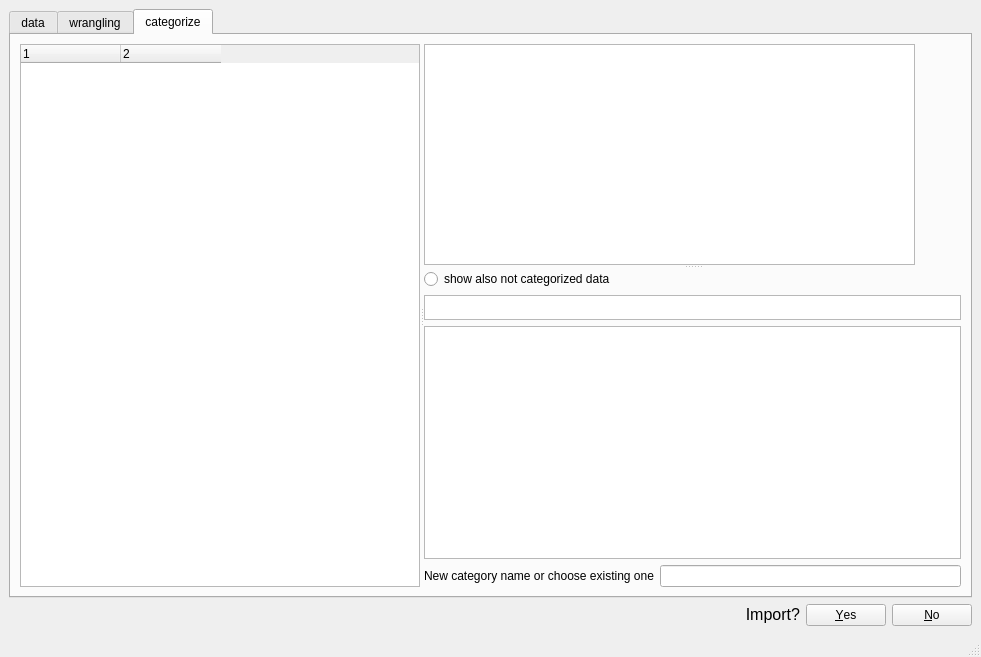
Old version of the form qt_gui/main_window.ui in the repository zielaskowski/banking.
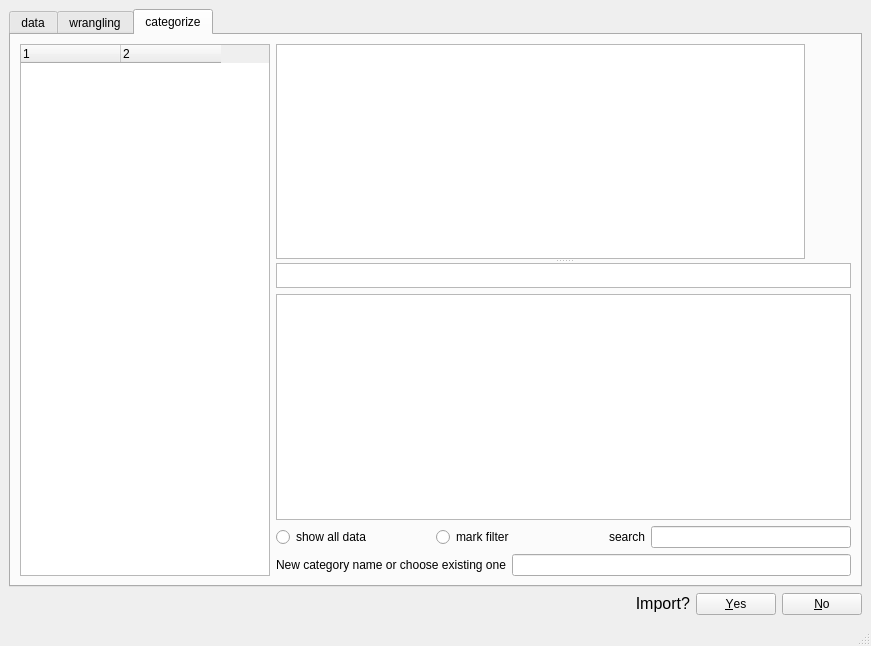
New version of the form. The open tabs and pages were chosen to show the change. Icons and pictures are not drawn.

Commit message: chnaged DB to QTableView

```diff
--- a/qt_gui/main_window.ui
+++ b/qt_gui/main_window.ui
@@ -6,8 +6,8 @@
    <rect>
     <x>0</x>
     <y>0</y>
-    <width>981</width>
-    <height>657</height>
+    <width>871</width>
+    <height>646</height>
    </rect>
   </property>
   <property name="sizePolicy">
@@ -42,7 +42,7 @@
        </size>
       </property>
       <property name="currentIndex">
-       <number>0</number>
+       <number>2</number>
       </property>
       <widget class="QWidget" name="data">
        <property name="sizePolicy">
@@ -203,39 +203,76 @@
        <attribute name="title">
         <string>wrangling</string>
        </attribute>
-       <layout class="QHBoxLayout" name="horizontalLayout_3">
+       <layout class="QVBoxLayout" name="verticalLayout_8">
         <item>
          <widget class="QSplitter" name="splitter_3">
           <property name="orientation">
            <enum>Qt::Vertical</enum>
           </property>
+          <widget class="QWidget" name="layoutWidget">
+           <layout class="QHBoxLayout" name="horizontalLayout_3">
+            <item>
           <widget class="QTableWidget" name="trans_view"/>
-          <widget class="QTableWidget" name="DB_trans_view"/>
-         </widget>
         </item>
         <item>
-         <widget class="QPushButton" name="pushButton">
+             <layout class="QVBoxLayout" name="verticalLayout_7">
+              <item>
+               <widget class="QPushButton" name="addTrans_btn">
           <property name="sizePolicy">
-           <sizepolicy hsizetype="Fixed" vsizetype="Expanding">
+                 <sizepolicy hsizetype="Minimum" vsizetype="Expanding">
             <horstretch>0</horstretch>
             <verstretch>0</verstretch>
            </sizepolicy>
           </property>
-          <property name="minimumSize">
+                <property name="text">
+                 <string/>
+                </property>
+                <property name="icon">
+                 <iconset resource="res.qrc">
+                  <normaloff>:/icons/resources/add.png</normaloff>:/icons/resources/add.png</iconset>
+                </property>
+                <property name="iconSize">
            <size>
-            <width>10</width>
-            <height>50</height>
-           </size>
-          </property>
+                  <width>20</width>
+                  <height>20</height>
+                 </size>
+                </property>
+                <property name="flat">
+                 <bool>true</bool>
+                </property>
+               </widget>
+              </item>
+              <item>
+               <widget class="QPushButton" name="rmTrans_btn">
+                <property name="sizePolicy">
+                 <sizepolicy hsizetype="Minimum" vsizetype="Expanding">
+                  <horstretch>0</horstretch>
+                  <verstretch>0</verstretch>
+                 </sizepolicy>
+                </property>
           <property name="text">
-           <string>new</string>
-          </property>
+                 <string/>
+                </property>
+                <property name="icon">
+                 <iconset resource="res.qrc">
+                  <normaloff>:/icons/resources/delete-512.png</normaloff>:/icons/resources/delete-512.png</iconset>
+                </property>
           <property name="iconSize">
            <size>
-            <width>0</width>
-            <height>0</height>
-           </size>
-          </property>
+                  <width>20</width>
+                  <height>20</height>
+                 </size>
+                </property>
+                <property name="flat">
+                 <bool>true</bool>
+                </property>
+               </widget>
+              </item>
+             </layout>
+            </item>
+           </layout>
+          </widget>
+          <widget class="QTableView" name="DB_trans_view"/>
          </widget>
         </item>
        </layout>
@@ -244,12 +281,8 @@
        <attribute name="title">
         <string>categorize</string>
        </attribute>
-       <layout class="QVBoxLayout" name="verticalLayout_6">
+       <layout class="QHBoxLayout" name="horizontalLayout_7">
         <item>
-         <widget class="QSplitter" name="splitter_2">
-          <property name="orientation">
-           <enum>Qt::Horizontal</enum>
-          </property>
           <widget class="QTreeWidget" name="tree_db">
            <property name="sizePolicy">
             <sizepolicy hsizetype="Minimum" vsizetype="Expanding">
@@ -263,6 +296,12 @@
              <height>0</height>
             </size>
            </property>
+          <property name="maximumSize">
+           <size>
+            <width>250</width>
+            <height>16777215</height>
+           </size>
+          </property>
            <property name="contextMenuPolicy">
             <enum>Qt::ActionsContextMenu</enum>
            </property>
@@ -286,6 +325,8 @@
             </property>
            </column>
           </widget>
+        </item>
+        <item>
           <widget class="QSplitter" name="splitter">
            <property name="orientation">
             <enum>Qt::Vertical</enum>
@@ -355,13 +396,6 @@
            </widget>
            <widget class="QWidget" name="layoutWidget">
             <layout class="QVBoxLayout" name="verticalLayout_5">
-             <item>
-              <widget class="QRadioButton" name="also_not_cat">
-               <property name="text">
-                <string>show also not categorized data</string>
-               </property>
-              </widget>
-             </item>
              <item>
               <widget class="QTableWidget" name="group_view">
                <property name="sizePolicy">
@@ -385,14 +419,57 @@
               </widget>
              </item>
              <item>
-              <widget class="QTableWidget" name="DB_cat_view">
-               <property name="sizePolicy">
-                <sizepolicy hsizetype="Expanding" vsizetype="Expanding">
-                 <horstretch>1</horstretch>
-                 <verstretch>0</verstretch>
-                </sizepolicy>
-               </property>
-              </widget>
+             <widget class="QTableView" name="DB_cat_view"/>
+            </item>
+            <item>
+             <layout class="QHBoxLayout" name="horizontalLayout_5">
+              <item>
+               <widget class="QRadioButton" name="also_not_cat">
+                <property name="text">
+                 <string>show all data</string>
+                </property>
+                <property name="autoExclusive">
+                 <bool>false</bool>
+                </property>
+               </widget>
+              </item>
+              <item>
+               <widget class="QRadioButton" name="markGrp">
+                <property name="text">
+                 <string>mark filter</string>
+                </property>
+                <property name="autoExclusive">
+                 <bool>false</bool>
+                </property>
+               </widget>
+              </item>
+              <item>
+               <widget class="QLabel" name="label_2">
+                <property name="maximumSize">
+                 <size>
+                  <width>50</width>
+                  <height>16777215</height>
+                 </size>
+                </property>
+                <property name="text">
+                 <string>search</string>
+                </property>
+                <property name="alignment">
+                 <set>Qt::AlignRight|Qt::AlignTrailing|Qt::AlignVCenter</set>
+                </property>
+               </widget>
+              </item>
+              <item>
+               <widget class="QLineEdit" name="search">
+                <property name="maximumSize">
+                 <size>
+                  <width>200</width>
+                  <height>16777215</height>
+                 </size>
+                </property>
+               </widget>
+              </item>
+             </layout>
              </item>
              <item>
               <layout class="QHBoxLayout" name="horizontalLayout_6">
@@ -409,7 +486,6 @@
               </layout>
              </item>
             </layout>
-           </widget>
           </widget>
          </widget>
         </item>
```
Lines whose indentation alone changed are shown as unchanged. The commit also changes 5 other files.
